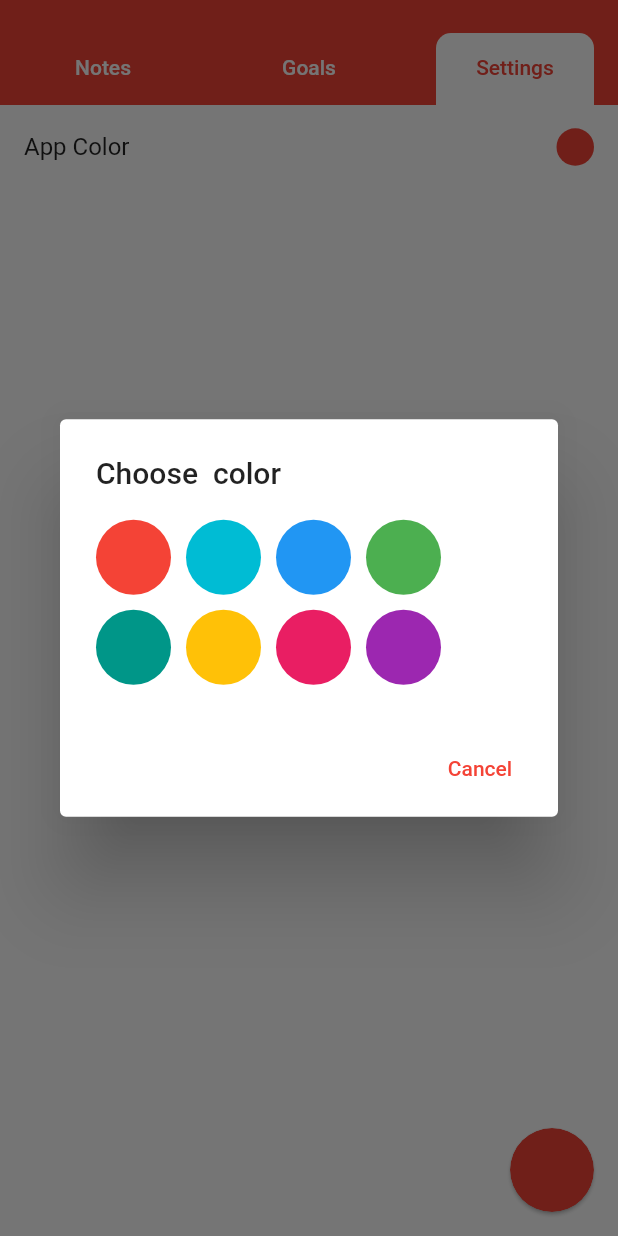
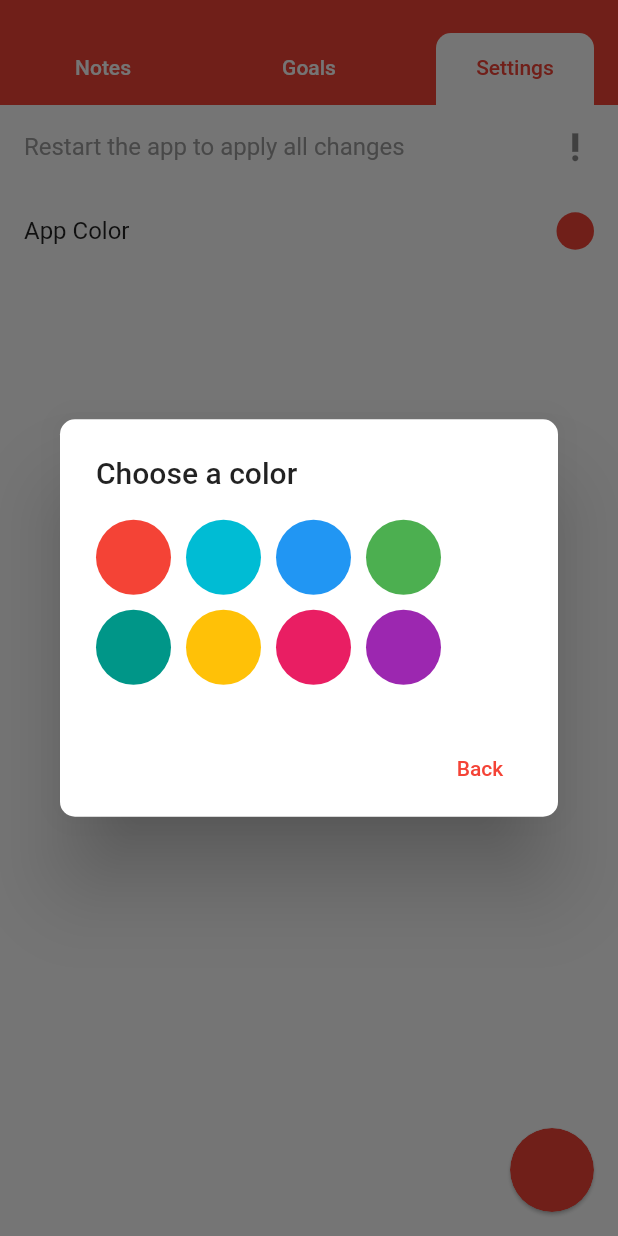
Before and after one commit to JosephJasin/todo, a Flutter app: the screen it shows after launch, tab 3 chosen, after a tap on "App Color", on a phone screen of 412 x 824 dp. Run offline on Flutter 3.47's test engine with Material 2 defaults, Android fonts, the phone set to English and light mode, and no system bars; our stand-ins replace shared_preferences, sqflite; accounts and stored records are empty.

Commit message:
some fixex to settingsPage , load the colortheme before the app starts

```diff
--- a/lib/main.dart
+++ b/lib/main.dart
@@ -25,6 +25,10 @@ void main() async {
     color = Colors.red;
   }
 
+  SystemChrome.setEnabledSystemUIOverlays([
+    SystemUiOverlay.top,
+  ]);
+
   runApp(
     MultiProvider(
       providers: [
@@ -35,6 +39,15 @@ void main() async {
       ],
       child: Consumer<Settings>(
         builder: (context, Settings builder, child) {
+          print('build');
+
+          SystemChrome.setSystemUIOverlayStyle(
+            SystemUiOverlayStyle(
+              statusBarColor: Colors.transparent,
+              systemNavigationBarColor: builder.color,
+            ),
+          );
+
           return App(color: builder.color);
         },
       ),
@@ -53,16 +66,6 @@ class App extends StatelessWidget {
 
   @override
   Widget build(BuildContext context) {
-    SystemChrome.setEnabledSystemUIOverlays([
-      SystemUiOverlay.top,
-    ]);
-
-    SystemChrome.setSystemUIOverlayStyle(
-      SystemUiOverlayStyle(
-        statusBarColor: Colors.transparent,
-        systemNavigationBarColor: color,
-      ),
-    );
     return MaterialApp(
       theme: Themes(themeColor: color).themeData,
       debugShowCheckedModeBanner: false,
--- a/lib/routes/homePage.dart
+++ b/lib/routes/homePage.dart
@@ -1,6 +1,5 @@
 import 'package:flutter/material.dart';
 import 'package:animations/animations.dart';
-
 import 'editNotePage.dart';
 import './notePage.dart';
 import './settingsPage.dart';
@@ -11,10 +10,14 @@ class HomePage extends StatefulWidget {
 }
 
 class _HomePageState extends State<HomePage> {
+
+
+
   final _scaffold = GlobalKey<ScaffoldState>();
 
   @override
   Widget build(BuildContext context) {
+
     return DefaultTabController(
       initialIndex: 0,
       length: 3,
--- a/lib/routes/settingsPage.dart
+++ b/lib/routes/settingsPage.dart
@@ -12,7 +12,14 @@ class SettingsPage extends StatelessWidget {
     return ListView(
       children: <Widget>[
         ListTile(
-          title: Text('App Color'),
+          trailing: Icon(Icons.priority_high),
+          title: Text(
+            'Restart the app to apply all changes',
+            style: TextStyle(color: Colors.grey),
+          ),
+        ),
+        ListTile(
+          title: const Text('App Color'),
           trailing: Container(
             height: 25,
             width: 25,
@@ -55,7 +62,8 @@ class _ColorPickerState extends State<ColorPicker> {
   @override
   Widget build(BuildContext context) {
     return AlertDialog(
-      title: Text('Choose  color'),
+      shape: RoundedRectangleBorder(borderRadius: BorderRadius.circular(10)),
+      title: Text('Choose a color'),
       content: Wrap(
         spacing: 10,
         runSpacing: 10,
@@ -68,7 +76,7 @@ class _ColorPickerState extends State<ColorPicker> {
       actions: <Widget>[
         FlatButton(
           textColor: Theme.of(context).primaryColor,
-          child: Text('Cancel'),
+          child: Text('Back'),
           onPressed: () => Navigator.pop(context),
         ),
       ],
```
